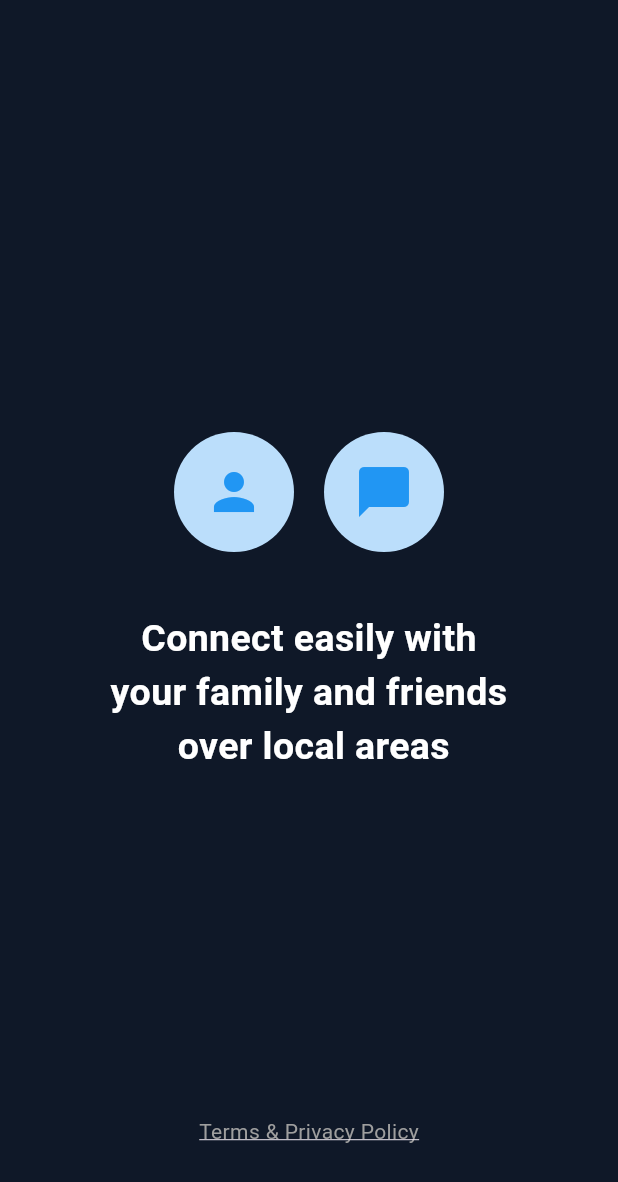
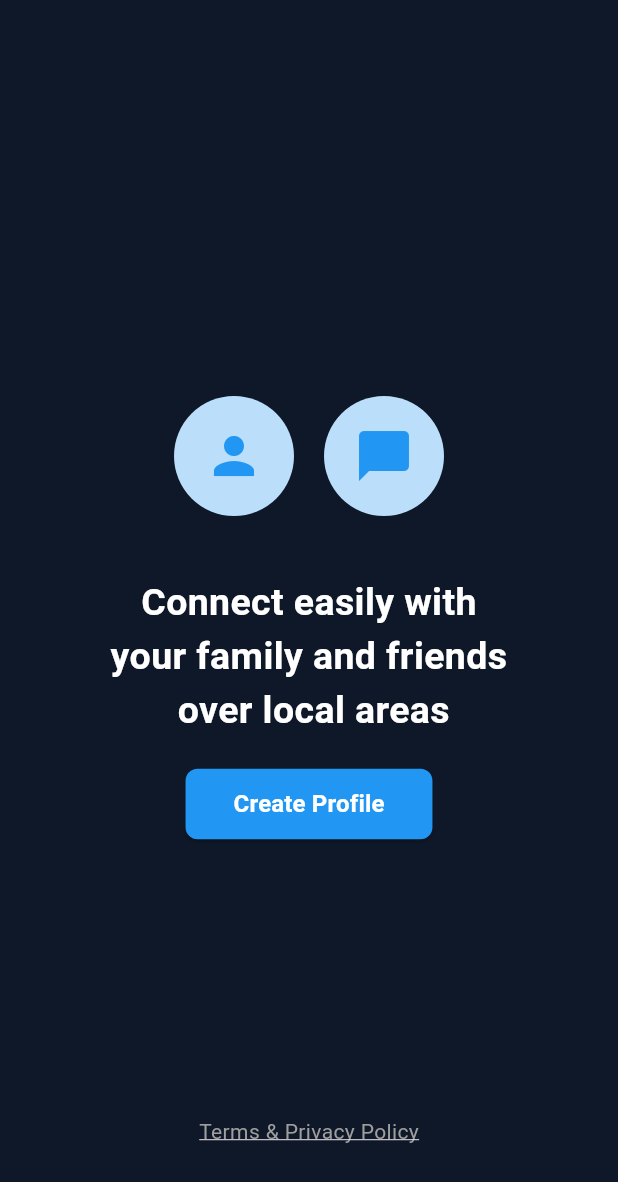
Before and after one commit to SPGOHIL09/link_up, a Flutter app: the Landingpage3 screen opened directly, on a phone screen of 412 x 824 dp. Shown: the top 1182 px of the screen. Run offline on Flutter 3.47's test engine with Material 3 defaults, Android fonts, the phone set to English and light mode, and no system bars; our stand-ins replace smooth_page_indicator.

Commit message:
Navigation Update

```diff
--- a/lib/Components/landingscreen3.dart
+++ b/lib/Components/landingscreen3.dart
@@ -1,4 +1,6 @@
 import 'package:flutter/material.dart';
+import 'package:link_up/home.dart';
+import 'package:link_up/profile.dart';
 
 class Landingpage3 extends StatefulWidget {
   const Landingpage3({super.key});
@@ -70,6 +72,32 @@ class _Landingpage3State extends State<Landingpage3> {
                   ),
                 ),
                 SizedBox(height: 20),
+                ElevatedButton(
+                  onPressed: () {
+                    // Navigate to the homepage
+                    Navigator.pushReplacement(
+                      context,
+                      MaterialPageRoute(
+                        builder: (context) => ProfilePage(), // Replace HomePage with your homepage widget
+                      ),
+                    );
+                  },
+                  style: ElevatedButton.styleFrom(
+                    backgroundColor: Colors.blue,
+                    padding: EdgeInsets.symmetric(horizontal: 32, vertical: 12),
+                    shape: RoundedRectangleBorder(
+                      borderRadius: BorderRadius.circular(8),
+                    ),
+                  ),
+                  child: Text(
+                    'Create Profile',
+                    style: TextStyle(
+                      color: Colors.white,
+                      fontSize: 16,
+                      fontWeight: FontWeight.bold,
+                    ),
+                  ),
+                ),
               ],
             ),
           ),
@@ -77,7 +105,7 @@ class _Landingpage3State extends State<Landingpage3> {
             alignment: Alignment.bottomCenter,
             child: Padding(
               padding: const EdgeInsets.only(bottom: 60.0),
-              child:  Text(
+              child: Text(
                 'Terms & Privacy Policy',
                 style: TextStyle(
                   color: Colors.grey,
--- a/lib/Components/messageReqDiscItem.dart
+++ b/lib/Components/messageReqDiscItem.dart
@@ -4,11 +4,13 @@ class MessageReqDiscItem extends StatelessWidget {
   final String text;
   final String messageText;
   final IconData icon;
+  final VoidCallback onPressed;
 
   const MessageReqDiscItem({
     required this.text,
     required this.messageText,
     required this.icon,
+    required this.onPressed,
   });
 
   @override
@@ -60,7 +62,7 @@ class MessageReqDiscItem extends StatelessWidget {
             ),
             padding: EdgeInsets.all(screenWidth * 0.03),
           ),
-          onPressed: () {},
+          onPressed:onPressed,
           child: Center(
             child: Text(
               messageText,
--- a/lib/main.dart
+++ b/lib/main.dart
@@ -1,5 +1,8 @@
+import 'package:link_up/geo_messages.dart';
 import 'package:link_up/home.dart';
 import 'package:flutter/material.dart';
+import 'package:link_up/messageReqDisc.dart';
+import 'package:link_up/scrollablePageView.dart';
 
 void main() {
   runApp(const MyApp());
@@ -55,7 +58,7 @@ class MyApp extends StatelessWidget {
         useMaterial3: true,
       ),
       debugShowCheckedModeBanner: false,
-      home: HomePage(),
+      home: MessageReqDiscScreen(),
     );
   }
 }
```
Also changed, not shown: lib/messageReqDisc.dart (+21 -4 lines), lib/profile.dart (+24 -5 lines). Lines whose indentation alone changed are shown as unchanged.
